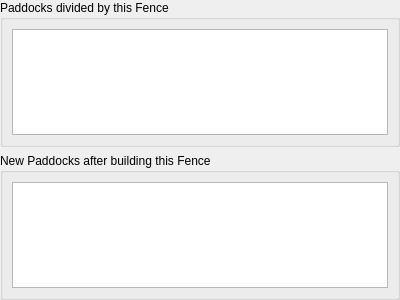
Above: mlapp/src/widgets/fence_details/fence_paddock_changes_base.ui from Trailmarker/paddock-power before the change. Below: the same form after it.
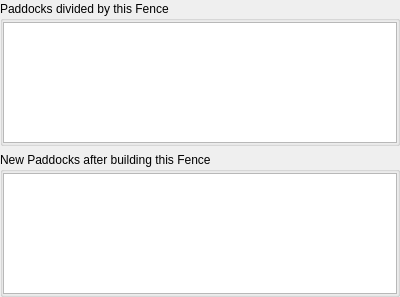
That is the form after the change. Custom widgets are drawn as their Qt base class.

```diff
--- a/mlapp/src/widgets/fence_details/fence_paddock_changes_base.ui
+++ b/mlapp/src/widgets/fence_details/fence_paddock_changes_base.ui
@@ -7,7 +7,7 @@
                 <x>0</x>
                 <y>0</y>
                 <width>400</width>
-                <height>300</height>
+    <height>297</height>
             </rect>
         </property>
         <property name="windowTitle">
@@ -21,7 +21,7 @@
                 <number>0</number>
             </property>
             <property name="topMargin">
-                <number>0</number>
+    <number>1</number>
             </property>
             <property name="rightMargin">
                 <number>0</number>
@@ -40,7 +40,19 @@
                     <property name="title">
                         <string>Paddocks divided by this Fence</string>
                     </property>
-                    <layout class="QVBoxLayout" name="verticalLayout_3">
+     <layout class="QVBoxLayout" name="supersededPaddockVerticalLayout">
+      <property name="leftMargin">
+       <number>0</number>
+      </property>
+      <property name="topMargin">
+       <number>1</number>
+      </property>
+      <property name="rightMargin">
+       <number>0</number>
+      </property>
+      <property name="bottomMargin">
+       <number>0</number>
+      </property>
                         <item>
                             <widget class="PaddockMiniList" name="supersededPaddockMiniList">
                                 <property name="sizePolicy">
@@ -65,7 +77,19 @@
                     <property name="title">
                         <string>New Paddocks after building this Fence</string>
                     </property>
-                    <layout class="QVBoxLayout" name="verticalLayout_2">
+     <layout class="QVBoxLayout" name="plannedPaddocksVerticalLayout">
+      <property name="leftMargin">
+       <number>0</number>
+      </property>
+      <property name="topMargin">
+       <number>1</number>
+      </property>
+      <property name="rightMargin">
+       <number>0</number>
+      </property>
+      <property name="bottomMargin">
+       <number>0</number>
+      </property>
                         <item>
                             <widget class="PaddockMiniList" name="plannedPaddockMiniList">
                                 <property name="sizePolicy">
```
Lines whose indentation alone changed are shown as unchanged.
